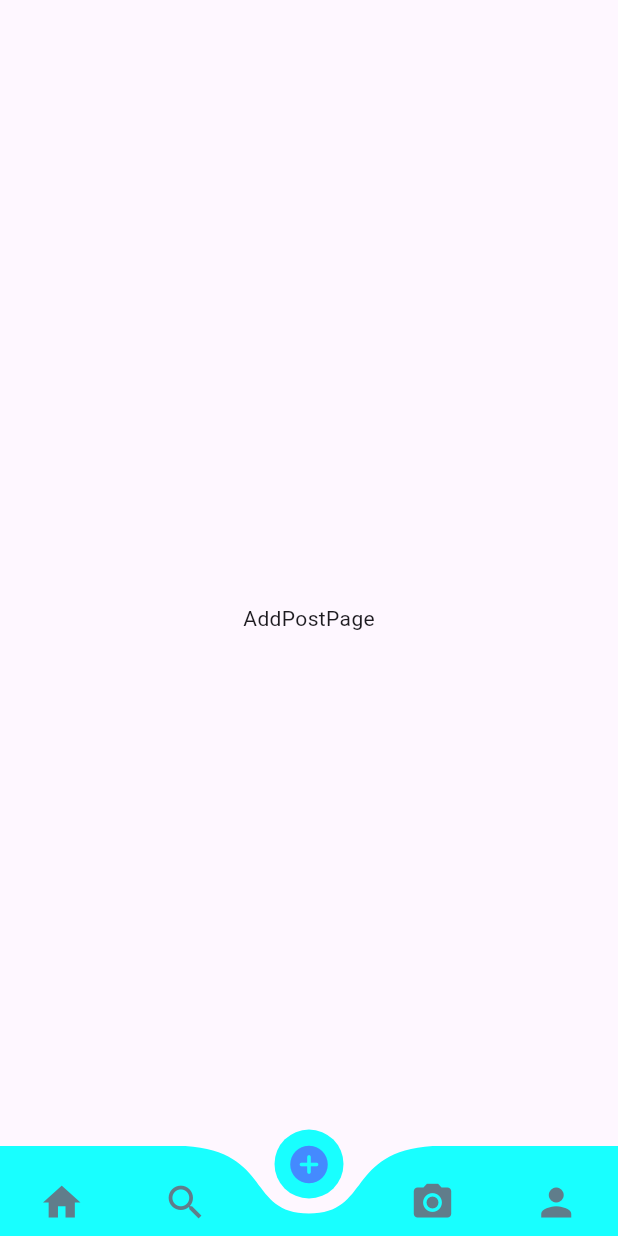
After one commit to Chandrakanta0055/C-Box-App, a Flutter app: the BottomNavBar screen opened directly, on a phone screen of 412 x 824 dp. The commit adds this screen. Run offline on Flutter 3.47's test engine with Material 3 defaults, Android fonts, the phone set to English and light mode, and no system bars; drawn by our look-alikes of curved_navigation_bar.

Commit message:
Bottom Navigation Bar add , and new pages add

```diff
--- /dev/null
+++ b/lib/BottomNavigationBar.dart
@@ -0,0 +1,76 @@
+import 'package:curved_navigation_bar/curved_navigation_bar.dart';
+import 'package:flutter/material.dart';
+
+import 'Screens/AddPostPage.dart';
+import 'Screens/CameraPage.dart';
+import 'Screens/HomePage.dart';
+import 'Screens/ProfilePage.dart';
+import 'Screens/SearchPage.dart';
+
+class BottomNavBar extends StatefulWidget {
+  const BottomNavBar({Key? key}) : super(key: key);
+
+  @override
+  State<BottomNavBar> createState() => _BottomNavBarState();
+}
+
+class _BottomNavBarState extends State<BottomNavBar> {
+  late int index=2;
+
+  final pages=[
+    HomePage(),
+    SearchPage(),
+    AddPostPage(),
+    CameraPage(),
+    ProfilePage()
+
+  ];
+
+  final items= <Widget> [
+    Icon(Icons.home,size: 30,color: Colors.blueGrey,),
+    Icon(Icons.search,size: 30,color: Colors.blueGrey,),
+    Icon(Icons.add_circle_rounded,size: 30,color: Colors.blueAccent,),
+   Icon(Icons.camera_alt,size: 30,color: Colors.blueGrey,),
+    Icon(Icons.person,size: 30,color: Colors.blueGrey,),
+  ];
+
+  @override
+  Widget build(BuildContext context) {
+
+    return Container(
+      child: SafeArea(
+        top: false,
+
+          child: Scaffold(
+            extendBody: true,
+            backgroundColor: Colors.blue,
+            bottomNavigationBar: CurvedNavigationBar(
+              color:Colors.cyanAccent,
+              height: 60,
+              items: items,
+              index: index,
+              // buttonBackgroundColor: Colors.blueAccent,
+              backgroundColor: Colors.transparent,
+              animationCurve: Curves.easeOut,
+              animationDuration: Duration(milliseconds: 300),
+
+              onTap: (index){
+                setState(() {
+                  this.index=index;
+
+                });
+
+              },
+
+            ),
+            body: Container(
+              child : pages[index],
+
+
+            ),
+          ),
+
+      ),
+    );
+  }
+}
--- /dev/null
+++ b/lib/Screens/AddPostPage.dart
@@ -0,0 +1,18 @@
+import 'package:flutter/material.dart';
+
+class AddPostPage extends StatefulWidget {
+  const AddPostPage({super.key});
+
+  @override
+  State<AddPostPage> createState() => _AddPostPageState();
+}
+
+class _AddPostPageState extends State<AddPostPage> {
+  @override
+  Widget build(BuildContext context) {
+    return Scaffold(
+      body: Center(child: Text("AddPostPage")),
+
+    );
+  }
+}
--- a/lib/main.dart
+++ b/lib/main.dart
@@ -1,10 +1,13 @@
-import 'package:c_box/pages/loginPages.dart';
 import 'package:c_box/pages/splashPage.dart';
 import 'package:flutter/material.dart';
+
+import 'BottomNavigationBar.dart';
 
 void main() {
   runApp(MaterialApp(
     debugShowCheckedModeBanner: false,
     home: SplashScreen(),
+    // home: BottomNavBar(),
   ));
+
 }
--- a/lib/pages/splashPage.dart
+++ b/lib/pages/splashPage.dart
@@ -2,7 +2,6 @@ import 'dart:async';
 
 import 'package:c_box/pages/loginPages.dart';
 import 'package:flutter/cupertino.dart';
-import 'package:flutter/foundation.dart';
 import 'package:flutter/material.dart';
 
 class SplashScreen extends StatefulWidget {
--- a/pubspec.yaml
+++ b/pubspec.yaml
@@ -35,6 +35,7 @@ dependencies:
   # The following adds the Cupertino Icons font to your application.
   # Use with the CupertinoIcons class for iOS style icons.
   cupertino_icons: ^1.0.6
+  curved_navigation_bar: ^1.0.3
 
 dev_dependencies:
   flutter_test:
```
Also changed, not shown: lib/Screens/CameraPage.dart (added, +18 -0 lines), lib/Screens/HomePage.dart (added, +18 -0 lines), lib/Screens/ProfilePage.dart (added, +17 -0 lines), lib/Screens/SearchPage.dart (added, +18 -0 lines), lib/pages/loginPages.dart (+33 -1 lines), pubspec.lock, 1 other file.
